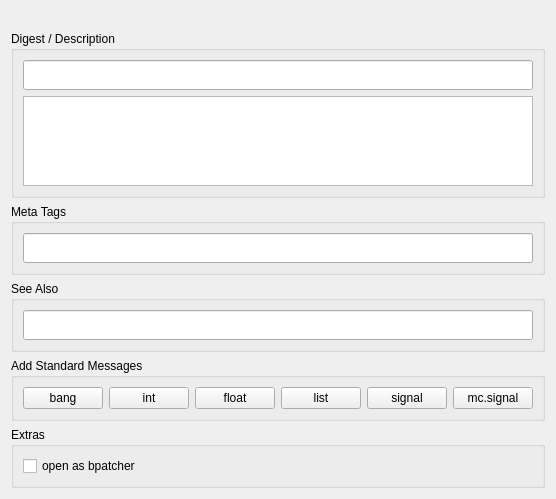
The window that src/Edit/PagePatch.ui (xavierxeon-music/HelpForMax) describes before a commit, drawn with Qt 5.
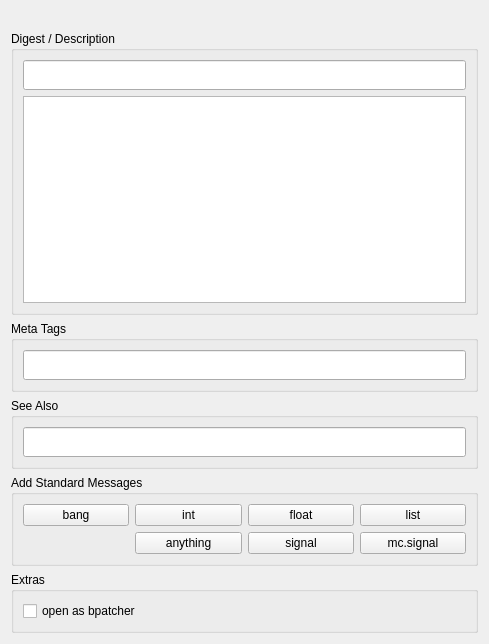
The same window after the commit.

Commit message: reload package and anything type

Patch:
```diff
--- a/src/Edit/PagePatch.ui
+++ b/src/Edit/PagePatch.ui
@@ -7,7 +7,7 @@
     <x>0</x>
     <y>0</y>
     <width>489</width>
-    <height>499</height>
+    <height>644</height>
    </rect>
   </property>
   <property name="windowTitle">
@@ -101,49 +101,56 @@
      <property name="flat">
       <bool>true</bool>
      </property>
-     <layout class="QHBoxLayout" name="horizontalLayout">
-      <item>
-       <widget class="QPushButton" name="messageBangButton">
-        <property name="text">
-         <string>bang</string>
-        </property>
-       </widget>
-      </item>
-      <item>
+     <layout class="QGridLayout" name="gridLayout">
+      <item row="0" column="1">
        <widget class="QPushButton" name="messageIntButton">
         <property name="text">
          <string>int</string>
         </property>
        </widget>
       </item>
-      <item>
+      <item row="0" column="0">
+       <widget class="QPushButton" name="messageBangButton">
+        <property name="text">
+         <string>bang</string>
+        </property>
+       </widget>
+      </item>
+      <item row="0" column="2">
        <widget class="QPushButton" name="messageFloatButton">
         <property name="text">
          <string>float</string>
         </property>
        </widget>
       </item>
-      <item>
+      <item row="0" column="3">
        <widget class="QPushButton" name="messageListButton">
         <property name="text">
          <string>list</string>
         </property>
        </widget>
       </item>
-      <item>
-       <widget class="QPushButton" name="messageSignalButton">
-        <property name="text">
-         <string>signal</string>
-        </property>
-       </widget>
-      </item>
-      <item>
+      <item row="3" column="3">
        <widget class="QPushButton" name="messageMultiSignalButton">
         <property name="text">
          <string>mc.signal</string>
         </property>
        </widget>
       </item>
+      <item row="3" column="2">
+       <widget class="QPushButton" name="messageSignalButton">
+        <property name="text">
+         <string>signal</string>
+        </property>
+       </widget>
+      </item>
+      <item row="3" column="1">
+       <widget class="QPushButton" name="messageAnythingButton">
+        <property name="text">
+         <string>anything</string>
+        </property>
+       </widget>
+      </item>
      </layout>
     </widget>
    </item>
```
The commit also changes 10 other files.
